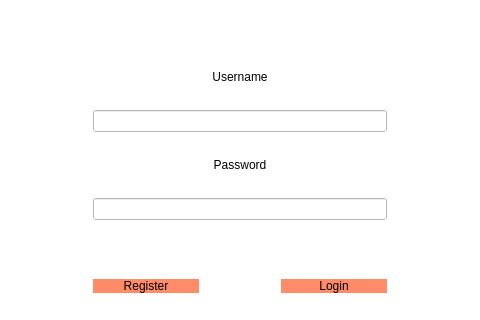
Before: the Qt Designer form stacked.ui in acordi96/ProgrammazioneDiSistema-SharedEditor-Client, drawn with Qt 5; both pictures show x 263 to 743 and y 267 to 587 of the 998 by 587 pixel window.
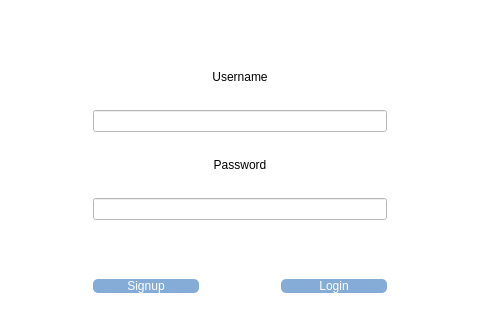
After: the same form once the commit is applied. Icons and pictures are not drawn.

```diff
--- a/stacked.ui
+++ b/stacked.ui
@@ -367,88 +367,196 @@
                  <property name="palette">
                   <palette>
                    <active>
+                    <colorrole role="WindowText">
+                     <brush brushstyle="SolidPattern">
+                      <color alpha="255">
+                       <red>255</red>
+                       <green>255</green>
+                       <blue>255</blue>
+                      </color>
+                     </brush>
+                    </colorrole>
                     <colorrole role="Button">
                      <brush brushstyle="SolidPattern">
                       <color alpha="255">
+                       <red>132</red>
+                       <green>172</green>
+                       <blue>215</blue>
+                      </color>
+                     </brush>
+                    </colorrole>
+                    <colorrole role="Text">
+                     <brush brushstyle="SolidPattern">
+                      <color alpha="255">
                        <red>255</red>
-                       <green>140</green>
-                       <blue>105</blue>
+                       <green>255</green>
+                       <blue>255</blue>
+                      </color>
+                     </brush>
+                    </colorrole>
+                    <colorrole role="ButtonText">
+                     <brush brushstyle="SolidPattern">
+                      <color alpha="255">
+                       <red>255</red>
+                       <green>255</green>
+                       <blue>255</blue>
                       </color>
                      </brush>
                     </colorrole>
                     <colorrole role="Base">
                      <brush brushstyle="SolidPattern">
                       <color alpha="255">
-                       <red>255</red>
-                       <green>140</green>
-                       <blue>105</blue>
+                       <red>132</red>
+                       <green>172</green>
+                       <blue>215</blue>
                       </color>
                      </brush>
                     </colorrole>
                     <colorrole role="Window">
                      <brush brushstyle="SolidPattern">
                       <color alpha="255">
-                       <red>255</red>
-                       <green>140</green>
-                       <blue>105</blue>
+                       <red>132</red>
+                       <green>172</green>
+                       <blue>215</blue>
+                      </color>
+                     </brush>
+                    </colorrole>
+                    <colorrole role="PlaceholderText">
+                     <brush brushstyle="NoBrush">
+                      <color alpha="128">
+                       <red>0</red>
+                       <green>0</green>
+                       <blue>0</blue>
                       </color>
                      </brush>
                     </colorrole>
                    </active>
                    <inactive>
+                    <colorrole role="WindowText">
+                     <brush brushstyle="SolidPattern">
+                      <color alpha="255">
+                       <red>255</red>
+                       <green>255</green>
+                       <blue>255</blue>
+                      </color>
+                     </brush>
+                    </colorrole>
                     <colorrole role="Button">
                      <brush brushstyle="SolidPattern">
                       <color alpha="255">
+                       <red>132</red>
+                       <green>172</green>
+                       <blue>215</blue>
+                      </color>
+                     </brush>
+                    </colorrole>
+                    <colorrole role="Text">
+                     <brush brushstyle="SolidPattern">
+                      <color alpha="255">
                        <red>255</red>
-                       <green>140</green>
-                       <blue>105</blue>
+                       <green>255</green>
+                       <blue>255</blue>
+                      </color>
+                     </brush>
+                    </colorrole>
+                    <colorrole role="ButtonText">
+                     <brush brushstyle="SolidPattern">
+                      <color alpha="255">
+                       <red>255</red>
+                       <green>255</green>
+                       <blue>255</blue>
                       </color>
                      </brush>
                     </colorrole>
                     <colorrole role="Base">
                      <brush brushstyle="SolidPattern">
                       <color alpha="255">
-                       <red>255</red>
-                       <green>140</green>
-                       <blue>105</blue>
+                       <red>132</red>
+                       <green>172</green>
+                       <blue>215</blue>
                       </color>
                      </brush>
                     </colorrole>
                     <colorrole role="Window">
                      <brush brushstyle="SolidPattern">
                       <color alpha="255">
+                       <red>132</red>
+                       <green>172</green>
+                       <blue>215</blue>
+                      </color>
+                     </brush>
+                    </colorrole>
+                    <colorrole role="PlaceholderText">
+                     <brush brushstyle="NoBrush">
+                      <color alpha="128">
                        <red>255</red>
-                       <green>140</green>
-                       <blue>105</blue>
+                       <green>255</green>
+                       <blue>255</blue>
                       </color>
                      </brush>
                     </colorrole>
                    </inactive>
                    <disabled>
+                    <colorrole role="WindowText">
+                     <brush brushstyle="SolidPattern">
+                      <color alpha="255">
+                       <red>255</red>
+                       <green>255</green>
+                       <blue>255</blue>
+                      </color>
+                     </brush>
+                    </colorrole>
                     <colorrole role="Button">
                      <brush brushstyle="SolidPattern">
                       <color alpha="255">
+                       <red>132</red>
+                       <green>172</green>
+                       <blue>215</blue>
+                      </color>
+                     </brush>
+                    </colorrole>
+                    <colorrole role="Text">
+                     <brush brushstyle="SolidPattern">
+                      <color alpha="255">
                        <red>255</red>
-                       <green>140</green>
-                       <blue>105</blue>
+                       <green>255</green>
+                       <blue>255</blue>
+                      </color>
+                     </brush>
+                    </colorrole>
+                    <colorrole role="ButtonText">
+                     <brush brushstyle="SolidPattern">
+                      <color alpha="255">
+                       <red>255</red>
+                       <green>255</green>
+                       <blue>255</blue>
                       </color>
                      </brush>
                     </colorrole>
                     <colorrole role="Base">
                      <brush brushstyle="SolidPattern">
                       <color alpha="255">
-                       <red>255</red>
-                       <green>140</green>
-                       <blue>105</blue>
+                       <red>132</red>
+                       <green>172</green>
+                       <blue>215</blue>
                       </color>
                      </brush>
                     </colorrole>
                     <colorrole role="Window">
                      <brush brushstyle="SolidPattern">
                       <color alpha="255">
-                       <red>255</red>
-                       <green>140</green>
-                       <blue>105</blue>
+                       <red>132</red>
+                       <green>172</green>
+                       <blue>215</blue>
+                      </color>
+                     </brush>
+                    </colorrole>
+                    <colorrole role="PlaceholderText">
+                     <brush brushstyle="NoBrush">
+                      <color alpha="128">
+                       <red>0</red>
+                       <green>0</green>
+                       <blue>0</blue>
                       </color>
                      </brush>
                     </colorrole>
@@ -460,9 +568,11 @@
                  </property>
                  <property name="styleSheet">
                   <string notr="true">QPushButton#reglogButton {
-background-color: rgb(255,140,105);
+background-color:#84ACD7;
+color:#ffffff;
 border: 1px;
-	font: 75 11pt &quot;Sawasdee Bold&quot;;
+border-radius:5px;
+font: 75 22pt &quot;Sawasdee Bold&quot;;
 }
 QPushButton#reglogButton:hover{
 	background-color: rgb(220,0,15);
@@ -470,7 +580,7 @@
 }</string>
                  </property>
                  <property name="text">
-                  <string>Register</string>
+                  <string>Signup</string>
                  </property>
                  <property name="flat">
                   <bool>false</bool>
@@ -498,88 +608,196 @@
                  <property name="palette">
                   <palette>
                    <active>
+                    <colorrole role="WindowText">
+                     <brush brushstyle="SolidPattern">
+                      <color alpha="255">
+                       <red>255</red>
+                       <green>255</green>
+                       <blue>255</blue>
+                      </color>
+                     </brush>
+                    </colorrole>
                     <colorrole role="Button">
                      <brush brushstyle="SolidPattern">
                       <color alpha="255">
+                       <red>132</red>
+                       <green>172</green>
+                       <blue>215</blue>
+                      </color>
+                     </brush>
+                    </colorrole>
+                    <colorrole role="Text">
+                     <brush brushstyle="SolidPattern">
+                      <color alpha="255">
                        <red>255</red>
-                       <green>140</green>
-                       <blue>105</blue>
+                       <green>255</green>
+                       <blue>255</blue>
+                      </color>
+                     </brush>
+                    </colorrole>
+                    <colorrole role="ButtonText">
+                     <brush brushstyle="SolidPattern">
+                      <color alpha="255">
+                       <red>255</red>
+                       <green>255</green>
+                       <blue>255</blue>
                       </color>
                      </brush>
                     </colorrole>
                     <colorrole role="Base">
                      <brush brushstyle="SolidPattern">
                       <color alpha="255">
-                       <red>255</red>
-                       <green>140</green>
-                       <blue>105</blue>
+                       <red>132</red>
+                       <green>172</green>
+                       <blue>215</blue>
                       </color>
                      </brush>
                     </colorrole>
                     <colorrole role="Window">
                      <brush brushstyle="SolidPattern">
                       <color alpha="255">
-                       <red>255</red>
-                       <green>140</green>
-                       <blue>105</blue>
+                       <red>132</red>
+                       <green>172</green>
+                       <blue>215</blue>
+                      </color>
+                     </brush>
+                    </colorrole>
+                    <colorrole role="PlaceholderText">
+                     <brush brushstyle="NoBrush">
+                      <color alpha="128">
+                       <red>0</red>
+                       <green>0</green>
+                       <blue>0</blue>
                       </color>
                      </brush>
                     </colorrole>
                    </active>
                    <inactive>
+                    <colorrole role="WindowText">
+                     <brush brushstyle="SolidPattern">
+                      <color alpha="255">
+                       <red>255</red>
+                       <green>255</green>
+                       <blue>255</blue>
+                      </color>
+                     </brush>
+                    </colorrole>
                     <colorrole role="Button">
                      <brush brushstyle="SolidPattern">
                       <color alpha="255">
+                       <red>132</red>
+                       <green>172</green>
+                       <blue>215</blue>
+                      </color>
+                     </brush>
+                    </colorrole>
+                    <colorrole role="Text">
+                     <brush brushstyle="SolidPattern">
+                      <color alpha="255">
                        <red>255</red>
-                       <green>140</green>
-                       <blue>105</blue>
+                       <green>255</green>
+                       <blue>255</blue>
+                      </color>
+                     </brush>
+                    </colorrole>
+                    <colorrole role="ButtonText">
+                     <brush brushstyle="SolidPattern">
+                      <color alpha="255">
+                       <red>255</red>
+                       <green>255</green>
+                       <blue>255</blue>
                       </color>
                      </brush>
                     </colorrole>
                     <colorrole role="Base">
                      <brush brushstyle="SolidPattern">
                       <color alpha="255">
-                       <red>255</red>
-                       <green>140</green>
-                       <blue>105</blue>
+                       <red>132</red>
+                       <green>172</green>
+                       <blue>215</blue>
                       </color>
                      </brush>
                     </colorrole>
                     <colorrole role="Window">
                      <brush brushstyle="SolidPattern">
                       <color alpha="255">
+                       <red>132</red>
+                       <green>172</green>
+                       <blue>215</blue>
+                      </color>
+                     </brush>
+                    </colorrole>
+                    <colorrole role="PlaceholderText">
+                     <brush brushstyle="NoBrush">
+                      <color alpha="128">
                        <red>255</red>
-                       <green>140</green>
-                       <blue>105</blue>
+                       <green>255</green>
+                       <blue>255</blue>
                       </color>
                      </brush>
                     </colorrole>
                    </inactive>
                    <disabled>
+                    <colorrole role="WindowText">
+                     <brush brushstyle="SolidPattern">
+                      <color alpha="255">
+                       <red>255</red>
+                       <green>255</green>
+                       <blue>255</blue>
+                      </color>
+                     </brush>
+                    </colorrole>
                     <colorrole role="Button">
                      <brush brushstyle="SolidPattern">
                       <color alpha="255">
+                       <red>132</red>
+                       <green>172</green>
+                       <blue>215</blue>
+                      </color>
+                     </brush>
+                    </colorrole>
+                    <colorrole role="Text">
+                     <brush brushstyle="SolidPattern">
+                      <color alpha="255">
                        <red>255</red>
-                       <green>140</green>
-                       <blue>105</blue>
+                       <green>255</green>
+                       <blue>255</blue>
+                      </color>
+                     </brush>
+                    </colorrole>
+                    <colorrole role="ButtonText">
+                     <brush brushstyle="SolidPattern">
+                      <color alpha="255">
+                       <red>255</red>
+                       <green>255</green>
+                       <blue>255</blue>
                       </color>
                      </brush>
                     </colorrole>
                     <colorrole role="Base">
                      <brush brushstyle="SolidPattern">
                       <color alpha="255">
-                       <red>255</red>
-                       <green>140</green>
-                       <blue>105</blue>
+                       <red>132</red>
+                       <green>172</green>
+                       <blue>215</blue>
                       </color>
                      </brush>
                     </colorrole>
                     <colorrole role="Window">
                      <brush brushstyle="SolidPattern">
                       <color alpha="255">
-                       <red>255</red>
-                       <green>140</green>
-                       <blue>105</blue>
+                       <red>132</red>
+                       <green>172</green>
+                       <blue>215</blue>
+                      </color>
+                     </brush>
+                    </colorrole>
+                    <colorrole role="PlaceholderText">
+                     <brush brushstyle="NoBrush">
+                      <color alpha="128">
+                       <red>0</red>
+                       <green>0</green>
+                       <blue>0</blue>
                       </color>
                      </brush>
                     </colorrole>
@@ -591,9 +809,11 @@
                  </property>
                  <property name="styleSheet">
                   <string notr="true">QPushButton#loginButton {
-background-color: rgb(255,140,105);
+background-color:#84ACD7;
+color:#FFFFFF;
 border: 1px;
-	font: 75 11pt &quot;Sawasdee Bold&quot;;
+border-radius:5px;
+font: 75 22pt &quot;Sawasdee Bold&quot;;
 }
 QPushButton#loginButton:hover{
 	background-color: rgb(220,0,15);
```
Left out of the diff: 19 changed lines with no effect on the pictures.
